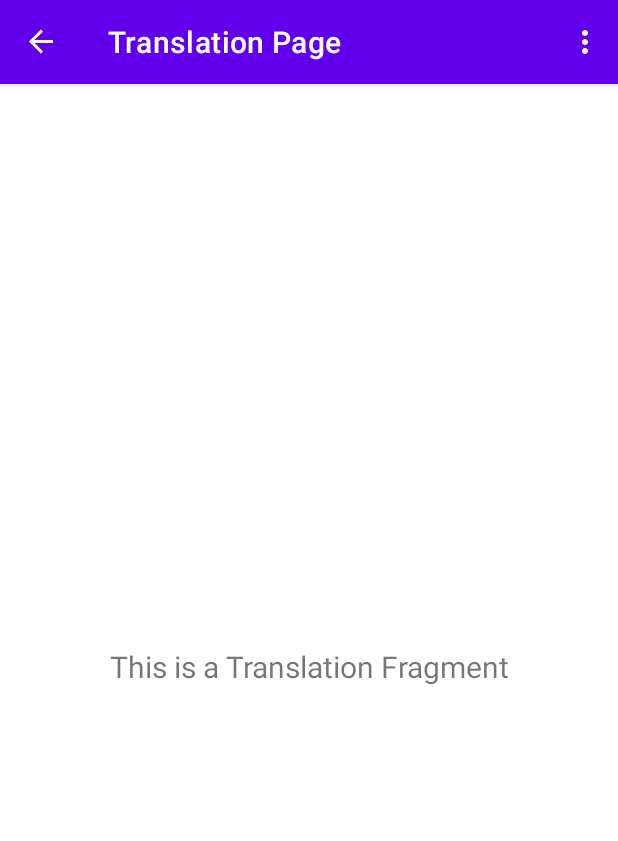
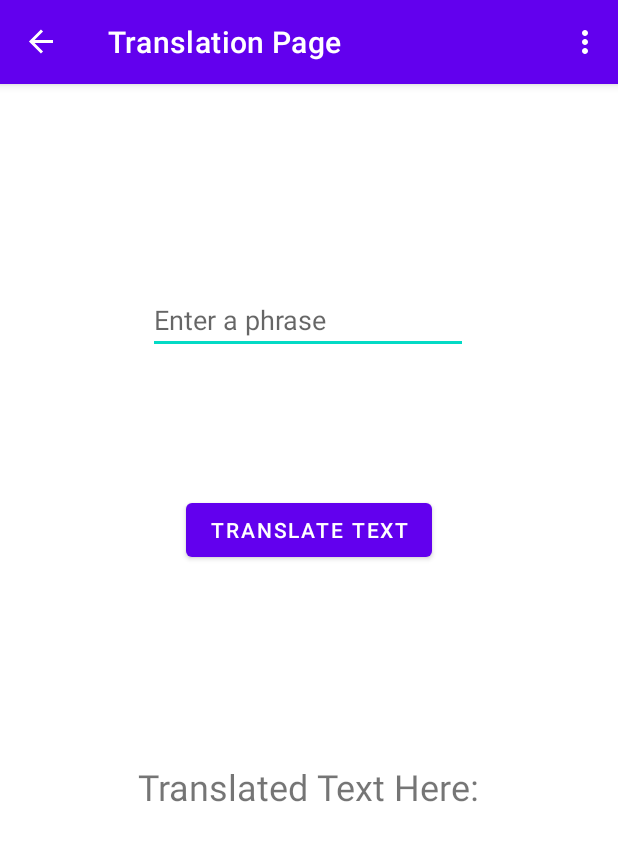
Before and after one commit to OdinNakasone/TranslationApp, an Android app: the screen it shows after launch (MainActivity), in the side drawer, after a tap on "Translation Page", on a phone screen of 412 x 824 dp. Shown: the top 841 px of the screen. Run offline under Robolectric (Android 15) with nearby library versions, the light colour scheme and no system bars; our stand-ins replace navigation-ui; libraries missing offline, so code that uses them is left out: com.google.auth.oauth2, com.google.cloud.translate.

```diff
--- a/app/src/main/AndroidManifest.xml
+++ b/app/src/main/AndroidManifest.xml
@@ -1,6 +1,9 @@
 <?xml version="1.0" encoding="utf-8"?>
 <manifest xmlns:android="http://schemas.android.com/apk/res/android"
     package="com.example.translationapp">
+
+    <uses-permission android:name="android.permission.INTERNET"/>
+    <uses-permission android:name="android.permission.ACCESS_NETWORK_STATE"/>
 
     <application
         android:allowBackup="true"
--- a/app/src/main/java/com/example/translationapp/ui/createAccount/CreateAccountFragment.java
+++ b/app/src/main/java/com/example/translationapp/ui/createAccount/CreateAccountFragment.java
@@ -21,6 +21,7 @@ import android.widget.Toast;
 
 import com.example.translationapp.R;
 import com.example.translationapp.databinding.FragmentCreateAccountBinding;
+import com.example.translationapp.encoders.PasswordEncoder;
 
 import java.util.Calendar;
 
@@ -30,6 +31,7 @@ public class CreateAccountFragment extends Fragment {
     private FragmentCreateAccountBinding binding;
     private EditText createUsername, createPassword, createReEnterPassword, createEmail;
     private Button confirmAccount, displayAge;
+    private TextView createAccountTitle;
     private DatePickerDialog datePickerDialog;
 
 
@@ -40,9 +42,12 @@ public class CreateAccountFragment extends Fragment {
         binding = FragmentCreateAccountBinding.inflate(inflater, container, false);
         View root = binding.getRoot();
 
+        createAccountTitle = binding.textCreateAccount;
 
-
-        final TextView textView = binding.textCreateAccount;
+        createUsername = binding.etCreateUsername;
+        createPassword = binding.etCreatePassword;
+        createReEnterPassword = binding.etCreateReEnterPassword;
+        createEmail = binding.etCreateEmail;
 
         displayAge = binding.btnDisplayAge;
         displayAge.setText(getTodayDate());
@@ -53,10 +58,9 @@ public class CreateAccountFragment extends Fragment {
                 datePickerDialog.show();
             }
         });
-        textView.setText("This is a Create Account Fragment");
+        createAccountTitle.setText("This is a Create Account Fragment");
 
         confirmAccount = binding.btnConfirmAccount;
-
         confirmAccount.setOnClickListener(new View.OnClickListener() {
             @Override
             public void onClick(View view) {
@@ -66,6 +70,7 @@ public class CreateAccountFragment extends Fragment {
                     @Override
                     public void onClick(DialogInterface dialogInterface, int i) {
                         Toast.makeText(getContext(), "Successful", Toast.LENGTH_SHORT).show();
+                        PasswordEncoder.encodePassword(createPassword.getText().toString());
                         Navigation.findNavController(view).navigate(R.id.nav_createAccount_to_nav_login);
                     }
                 });
@@ -153,10 +158,6 @@ public class CreateAccountFragment extends Fragment {
         return "JAN";
     }
 
-    private void confirmAccountAlert(){
-
-    }
-
 
     @Override
     public void onDestroyView() {
--- a/app/src/main/java/com/example/translationapp/ui/translation/TranslationFragment.java
+++ b/app/src/main/java/com/example/translationapp/ui/translation/TranslationFragment.java
@@ -1,21 +1,47 @@
 package com.example.translationapp.ui.translation;
 
 import android.annotation.SuppressLint;
+import android.content.Context;
+import android.net.ConnectivityManager;
+import android.net.Network;
+import android.net.NetworkInfo;
 import android.os.Bundle;
+import android.os.StrictMode;
 import android.view.LayoutInflater;
 import android.view.View;
 import android.view.ViewGroup;
+import android.widget.Button;
+import android.widget.EditText;
 import android.widget.TextView;
 
 import androidx.annotation.NonNull;
+import androidx.core.net.ConnectivityManagerCompat;
 import androidx.fragment.app.Fragment;
 
+import com.example.translationapp.R;
 import com.example.translationapp.databinding.FragmentTranslationBinding;
+
+import com.google.auth.oauth2.GoogleCredentials;
+import com.google.cloud.translate.Translate;
+import com.google.cloud.translate.TranslateOptions;
+import com.google.cloud.translate.Translation;
+
+import java.io.IOException;
+import java.io.InputStream;
 
 public class TranslationFragment extends Fragment {
 
 
     private FragmentTranslationBinding binding;
+
+    private TextView displayTranslatedText;
+    private Button translateText;
+    private EditText enterText;
+
+    private boolean connected;
+    private String originalText;
+    private String translatedText;
+    private Translate translate;
 
 
     @SuppressLint("SetTextI18n")
@@ -25,9 +51,53 @@ public class TranslationFragment extends Fragment {
         binding = FragmentTranslationBinding.inflate(inflater, container, false);
         View root = binding.getRoot();
 
-        final TextView textView = binding.textSlideshow;
-        textView.setText("This is a Translation Fragment");
+        displayTranslatedText = binding.tvDisplayTranslatedText;
+        translateText = binding.btnTranslate;
+        enterText = binding.etTranslateOriginal;
+
+        translateText.setOnClickListener(new View.OnClickListener() {
+            @Override
+            public void onClick(View view) {
+                if(checkInternetConnection()){
+                    getTranslateService();
+                    translateInput();
+                }else{
+                    displayTranslatedText.setText(getResources().getString(R.string.no_connection));
+                }
+            }
+        });
+
         return root;
+    }
+
+    public void getTranslateService(){
+        StrictMode.ThreadPolicy policy = new StrictMode.ThreadPolicy.Builder().permitAll().build();
+        StrictMode.setThreadPolicy(policy);
+
+        try(InputStream is = getResources().openRawResource(R.raw.credentials)){
+            final GoogleCredentials myCredentials = GoogleCredentials.fromStream(is);
+
+            TranslateOptions translateOptions = TranslateOptions.newBuilder().setCredentials(myCredentials).build();
+            translate = translateOptions.getService();
+        }catch (IOException ioe){
+            ioe.printStackTrace();
+        }
+    }
+
+    public void translateInput(){
+        originalText = enterText.getText().toString();
+        Translation translation = translate.translate(originalText, Translate.TranslateOption.targetLanguage("es"), Translate.TranslateOption.model("base"));
+        translatedText = translation.getTranslatedText();
+
+        displayTranslatedText.setText(translatedText);
+    }
+
+    public boolean checkInternetConnection(){
+        ConnectivityManager connectivityManager = (ConnectivityManager) requireContext().getSystemService(Context.CONNECTIVITY_SERVICE);
+        connected = connectivityManager.getActiveNetworkInfo().getType() == ConnectivityManager.TYPE_MOBILE ||
+                connectivityManager.getActiveNetworkInfo().getType() == ConnectivityManager.TYPE_WIFI;
+
+        return connected;
     }
 
     @Override
--- a/app/src/main/res/layout/fragment_translation.xml
+++ b/app/src/main/res/layout/fragment_translation.xml
@@ -6,17 +6,41 @@
     android:layout_height="match_parent"
     tools:context=".ui.translation.TranslationFragment">
 
-    <TextView
-        android:id="@+id/text_slideshow"
-        android:layout_width="match_parent"
+    <Button
+        android:id="@+id/btnTranslate"
+        android:layout_width="wrap_content"
         android:layout_height="wrap_content"
-        android:layout_marginStart="8dp"
-        android:layout_marginTop="8dp"
-        android:layout_marginEnd="8dp"
-        android:textAlignment="center"
-        android:textSize="20sp"
+        android:text="Translate Text"
         app:layout_constraintBottom_toBottomOf="parent"
         app:layout_constraintEnd_toEndOf="parent"
         app:layout_constraintStart_toStartOf="parent"
-        app:layout_constraintTop_toTopOf="parent" />
+        app:layout_constraintTop_toTopOf="parent"
+        app:layout_constraintVertical_bias="0.38" />
+
+    <EditText
+        android:id="@+id/etTranslateOriginal"
+        android:layout_width="wrap_content"
+        android:layout_height="wrap_content"
+        android:ems="10"
+        android:hint="Enter a phrase"
+        android:inputType="textPersonName"
+        app:layout_constraintBottom_toBottomOf="parent"
+        app:layout_constraintEnd_toEndOf="parent"
+        app:layout_constraintHorizontal_bias="0.497"
+        app:layout_constraintStart_toStartOf="parent"
+        app:layout_constraintTop_toTopOf="parent"
+        app:layout_constraintVertical_bias="0.186" />
+
+    <TextView
+        android:id="@+id/tvDisplayTranslatedText"
+        android:layout_width="wrap_content"
+        android:layout_height="wrap_content"
+        android:text="Translated Text Here:"
+        android:textSize="24sp"
+        app:layout_constraintBottom_toBottomOf="parent"
+        app:layout_constraintEnd_toEndOf="parent"
+        app:layout_constraintHorizontal_bias="0.498"
+        app:layout_constraintStart_toStartOf="parent"
+        app:layout_constraintTop_toTopOf="parent"
+        app:layout_constraintVertical_bias="0.615" />
 </androidx.constraintlayout.widget.ConstraintLayout>
--- a/app/src/main/res/values/strings.xml
+++ b/app/src/main/res/values/strings.xml
@@ -12,4 +12,5 @@
     <string name="menu_translation">Translation Page</string>
     <string name="menu_createAccount">Create Account</string>
     <string name="menu_login">Login</string>
+    <string name="no_connection">No Internet Connection! Cannot be Translated!</string>
 </resources>
--- a/build.gradle
+++ b/build.gradle
@@ -3,13 +3,16 @@ buildscript {
     repositories {
         google()
         mavenCentral()
+
     }
     dependencies {
         classpath "com.android.tools.build:gradle:7.0.3"
 
+
         // NOTE: Do not place your application dependencies here; they belong
         // in the individual module build.gradle files
     }
+
 }
 
 task clean(type: Delete) {
```
Also changed, not shown: app/build.gradle (+16 -0 lines).
